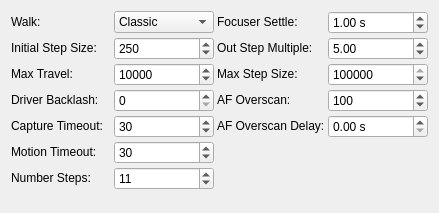
Qt form kstars/ekos/focus/opsfocusmechanics.ui (Ryther/kstars) before a commit.
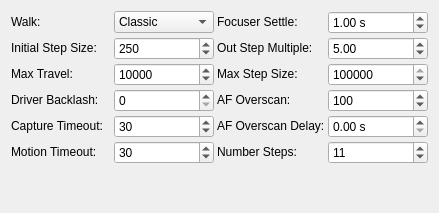
The same form after that commit.

Commit message: resized dialog

The edit to the form file:
```diff
--- a/kstars/ekos/focus/opsfocusmechanics.ui
+++ b/kstars/ekos/focus/opsfocusmechanics.ui
@@ -214,22 +214,6 @@
        </property>
       </widget>
      </item>
-     <item row="6" column="0">
-      <widget class="QLabel" name="focusNumStepsLabel">
-       <property name="sizePolicy">
-        <sizepolicy hsizetype="Preferred" vsizetype="Fixed">
-         <horstretch>0</horstretch>
-         <verstretch>0</verstretch>
-        </sizepolicy>
-       </property>
-       <property name="text">
-        <string>Number Steps:</string>
-       </property>
-       <property name="buddy">
-        <cstring>focusNumSteps</cstring>
-       </property>
-      </widget>
-     </item>
      <item row="1" column="0">
       <widget class="QLabel" name="label">
        <property name="sizePolicy">
@@ -337,28 +321,6 @@
        </property>
       </widget>
      </item>
-     <item row="6" column="1">
-      <widget class="QSpinBox" name="focusNumSteps">
-       <property name="sizePolicy">
-        <sizepolicy hsizetype="Preferred" vsizetype="Fixed">
-         <horstretch>0</horstretch>
-         <verstretch>0</verstretch>
-        </sizepolicy>
-       </property>
-       <property name="toolTip">
-        <string>&lt;html&gt;&lt;head/&gt;&lt;body&gt;&lt;p&gt;The total number of steps to use when Walk is set to one of the fixed number of steps walks and Algorithm is Linear 1 Pass.&lt;/p&gt;&lt;/body&gt;&lt;/html&gt;</string>
-       </property>
-       <property name="minimum">
-        <number>5</number>
-       </property>
-       <property name="maximum">
-        <number>25</number>
-       </property>
-       <property name="value">
-        <number>11</number>
-       </property>
-      </widget>
-     </item>
      <item row="3" column="0">
       <widget class="QLabel" name="label_11">
        <property name="sizePolicy">
@@ -502,6 +464,44 @@
        </property>
       </widget>
      </item>
+     <item row="5" column="2">
+      <widget class="QLabel" name="focusNumStepsLabel">
+       <property name="sizePolicy">
+        <sizepolicy hsizetype="Preferred" vsizetype="Fixed">
+         <horstretch>0</horstretch>
+         <verstretch>0</verstretch>
+        </sizepolicy>
+       </property>
+       <property name="text">
+        <string>Number Steps:</string>
+       </property>
+       <property name="buddy">
+        <cstring>focusNumSteps</cstring>
+       </property>
+      </widget>
+     </item>
+     <item row="5" column="3">
+      <widget class="QSpinBox" name="focusNumSteps">
+       <property name="sizePolicy">
+        <sizepolicy hsizetype="Preferred" vsizetype="Fixed">
+         <horstretch>0</horstretch>
+         <verstretch>0</verstretch>
+        </sizepolicy>
+       </property>
+       <property name="toolTip">
+        <string>&lt;html&gt;&lt;head/&gt;&lt;body&gt;&lt;p&gt;The total number of steps to use when Walk is set to one of the fixed number of steps walks and Algorithm is Linear 1 Pass.&lt;/p&gt;&lt;/body&gt;&lt;/html&gt;</string>
+       </property>
+       <property name="minimum">
+        <number>5</number>
+       </property>
+       <property name="maximum">
+        <number>25</number>
+       </property>
+       <property name="value">
+        <number>11</number>
+       </property>
+      </widget>
+     </item>
     </layout>
    </item>
    <item>
```
Left out of the diff: 1 changed line with no effect on the pictures.
